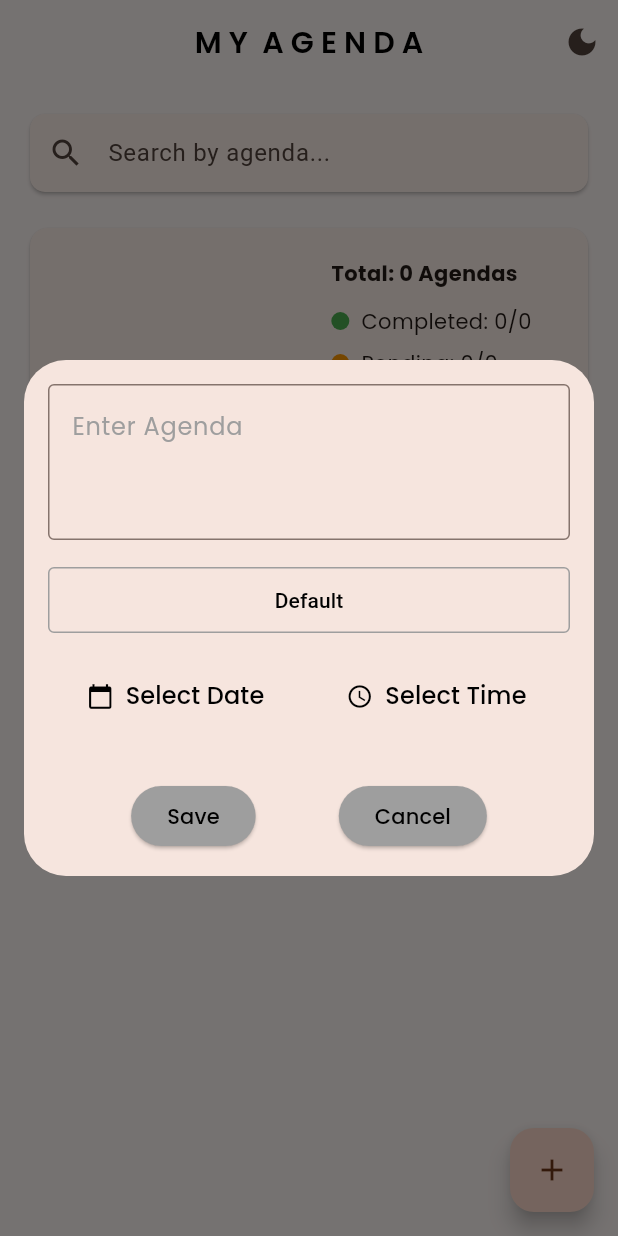
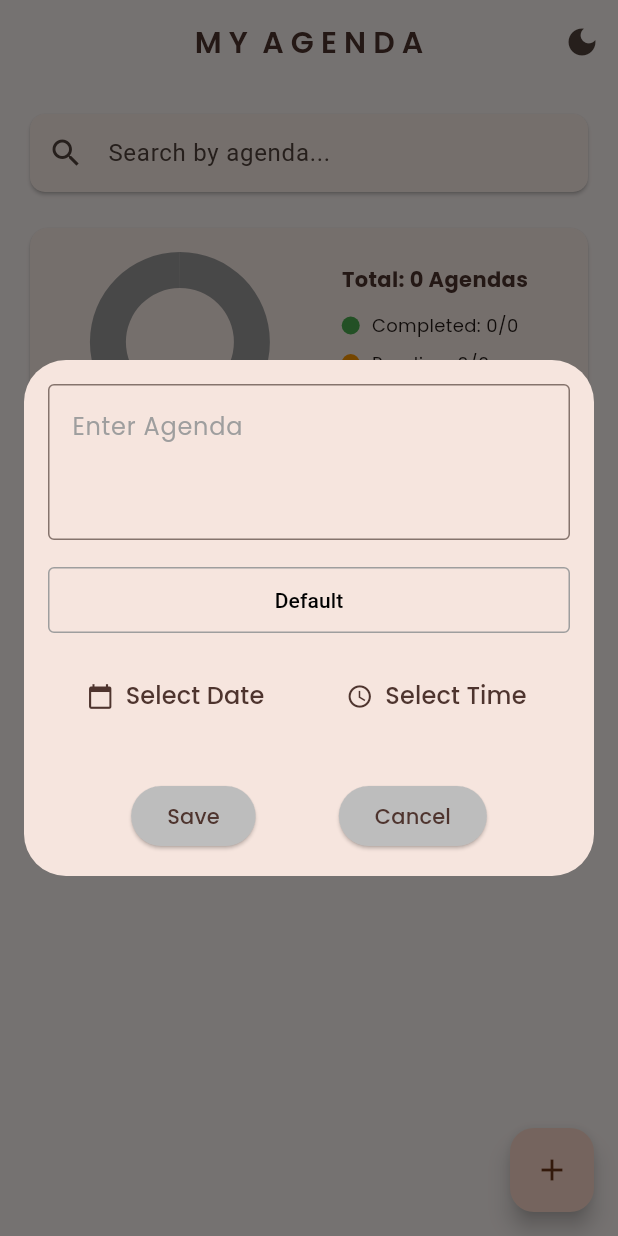
Before and after one commit to olaeben/myagenda_app, a Flutter app: the HomePage screen opened directly with empty values, after a tap on the "add" icon, on a phone screen of 412 x 824 dp. Run offline on Flutter 3.47's test engine with Material 3 defaults, Android fonts, the phone set to English and light mode, and no system bars; our stand-ins replace firebase_core, firebase_crashlytics, flutter_local_notifications, hive, hive_flutter, shared_preferences and 2 more; missing offline and left inert: rive_animated_icon; accounts and stored records are empty.

Commit message:
App Updates

```diff
--- a/lib/pages/homepage.dart
+++ b/lib/pages/homepage.dart
@@ -300,7 +300,13 @@ class _HomePageState extends State<HomePage> {
             : null,
         title: _isMultiSelectMode
             ? CustomText('$selectedCount selected')
-            : CustomText('M Y  A G E N D A', fontSize: 20),
+            : CustomText(
+                'M Y  A G E N D A',
+                fontSize: 20,
+                color: Theme.of(context).brightness == Brightness.light
+                    ? Colors.brown.shade800
+                    : Colors.brown.shade100,
+              ),
         actions: [
           if (_isMultiSelectMode)
             TextButton(
--- a/lib/util/dialogue_box.dart
+++ b/lib/util/dialogue_box.dart
@@ -50,7 +50,11 @@ class _DialogueBoxState extends State<DialogueBox> {
           showDialog(
             context: context,
             builder: (context) => AlertDialog(
-              title: const CustomText('Select Category'),
+              title: CustomText(
+                'Select Category',
+                color:
+                    isLightMode ? Colors.brown.shade800 : Colors.brown.shade100,
+              ),
               content: CategorySelector(
                 categories: widget.categories,
                 initialCategory: _selectedCategory,
@@ -155,8 +159,9 @@ class _DialogueBoxState extends State<DialogueBox> {
                               onPressed: () => _selectDate(context),
                               icon: Icon(
                                 Icons.calendar_today,
-                                color:
-                                    isLightMode ? Colors.black : Colors.white,
+                                color: isLightMode
+                                    ? Colors.brown.shade800
+                                    : Colors.brown.shade100,
                               ),
                               label: Text(
                                 selectedDate == null
@@ -165,8 +170,8 @@ class _DialogueBoxState extends State<DialogueBox> {
                                 textAlign: TextAlign.center,
                                 style: TextStyle(
                                     color: isLightMode
-                                        ? Colors.black
-                                        : Colors.white,
+                                        ? Colors.brown.shade800
+                                        : Colors.brown.shade100,
                                     fontFamily: 'Poppins',
                                     fontSize: 16),
                               ),
@@ -177,8 +182,9 @@ class _DialogueBoxState extends State<DialogueBox> {
                               onPressed: () => _selectTime(context),
                               icon: Icon(
                                 Icons.access_time,
-                                color:
-                                    isLightMode ? Colors.black : Colors.white,
+                                color: isLightMode
+                                    ? Colors.brown.shade800
+                                    : Colors.brown.shade100,
                               ),
                               label: Text(
                                 selectedTime == null
@@ -186,8 +192,9 @@ class _DialogueBoxState extends State<DialogueBox> {
                                     : selectedTime!.format(context),
                                 textAlign: TextAlign.center,
                                 style: TextStyle(
-                                  color:
-                                      isLightMode ? Colors.black : Colors.white,
+                                  color: isLightMode
+                                      ? Colors.brown.shade800
+                                      : Colors.brown.shade100,
                                   fontFamily: 'Poppins',
                                   fontSize: 16,
                                 ),
@@ -208,7 +215,9 @@ class _DialogueBoxState extends State<DialogueBox> {
                 children: [
                   MyButton(
                     text: 'Save',
-                    textColor: isLightMode ? Colors.black : Colors.white,
+                    textColor: isLightMode
+                        ? Colors.brown.shade800
+                        : Colors.brown.shade700,
                     onPressed: () {
                       if (widget.controller.text.trim().isNotEmpty &&
                           selectedDate != null &&
@@ -262,7 +271,9 @@ class _DialogueBoxState extends State<DialogueBox> {
                   ),
                   MyButton(
                     text: 'Cancel',
-                    textColor: isLightMode ? Colors.black : Colors.white,
+                    textColor: isLightMode
+                        ? Colors.brown.shade800
+                        : Colors.brown.shade700,
                     onPressed: () => Navigator.of(context).pop(),
                   ),
                 ],
--- a/lib/util/mybutton.dart
+++ b/lib/util/mybutton.dart
@@ -16,7 +16,7 @@ class MyButton extends StatelessWidget {
   Widget build(BuildContext context) {
     return ElevatedButton(
       style: ElevatedButton.styleFrom(
-        backgroundColor: Colors.grey.shade500,
+        backgroundColor: Colors.grey.shade400,
       ),
       onPressed: onPressed,
       child: Text(
--- a/lib/widgets/category_dialog.dart
+++ b/lib/widgets/category_dialog.dart
@@ -23,8 +23,12 @@ class _CategoryDialogState extends State<CategoryDialog> {
 
   @override
   Widget build(BuildContext context) {
+    final isLightMode = Theme.of(context).brightness == Brightness.light;
     return AlertDialog(
-      title: const CustomText('Select Category'),
+      title: CustomText(
+        'Select Category',
+        color: isLightMode ? Colors.brown.shade800 : Colors.brown.shade100,
+      ),
       content: SingleChildScrollView(
         child: Column(
           mainAxisSize: MainAxisSize.min,
--- a/lib/widgets/circular_status_indicator.dart
+++ b/lib/widgets/circular_status_indicator.dart
@@ -5,9 +5,14 @@ class CircularStatusIndicator extends StatefulWidget {
   final Map<String, double> values;
   final double size;
   final double strokeWidth;
+  final Color? emptyColor;
 
   const CircularStatusIndicator(
-      {Key? key, required this.values, this.size = 200, this.strokeWidth = 30})
+      {Key? key,
+      required this.values,
+      this.emptyColor,
+      this.size = 200,
+      this.strokeWidth = 30})
       : super(key: key);
 
   @override
@@ -21,6 +26,7 @@ class _CircularStatusIndicatorState extends State<CircularStatusIndicator> {
 
   @override
   Widget build(BuildContext context) {
+    final isLightMode = Theme.of(context).brightness == Brightness.light;
     final chartData = widget.values.entries
         .map((entry) => ChartData(
             entry.key,
@@ -39,10 +45,14 @@ class _CircularStatusIndicatorState extends State<CircularStatusIndicator> {
               child: selectedData != null
                   ? Text(
                       '${selectedData!.value.toStringAsFixed(1)}%',
-                      style: const TextStyle(
-                          fontSize: 16,
-                          fontWeight: FontWeight.bold,
-                          fontFamily: 'Poppins'),
+                      style: TextStyle(
+                        fontSize: 16,
+                        fontWeight: FontWeight.bold,
+                        fontFamily: 'Poppins',
+                        color: isLightMode
+                            ? Colors.brown.shade800
+                            : Colors.brown.shade100,
+                      ),
                     )
                   : const SizedBox.shrink(),
             ),
@@ -54,7 +64,7 @@ class _CircularStatusIndicatorState extends State<CircularStatusIndicator> {
             xValueMapper: (ChartData data, _) => data.status,
             yValueMapper: (ChartData data, _) => data.value,
             pointColorMapper: (ChartData data, _) => data.color,
-            innerRadius: '55%',
+            innerRadius: '60%',
             explode: true,
             explodeIndex: explodeIndex,
             explodeOffset: '10%',
@@ -62,8 +72,13 @@ class _CircularStatusIndicatorState extends State<CircularStatusIndicator> {
             radius: '100%',
             onPointTap: (ChartPointDetails details) {
               setState(() {
-                selectedData = chartData[details.pointIndex!];
-                explodeIndex = details.pointIndex;
+                if (explodeIndex == details.pointIndex) {
+                  selectedData = null;
+                  explodeIndex = null;
+                } else {
+                  selectedData = chartData[details.pointIndex!];
+                  explodeIndex = details.pointIndex;
+                }
               });
             },
           )
--- a/lib/widgets/custom_text.dart
+++ b/lib/widgets/custom_text.dart
@@ -15,6 +15,22 @@ class CustomText extends StatelessWidget {
     this.color,
     this.textAlign,
   });
+
+  CustomText copyWith({
+    String? text,
+    double? fontSize,
+    FontWeight? fontWeight,
+    Color? color,
+    TextAlign? textAlign,
+  }) {
+    return CustomText(
+      text ?? this.text,
+      fontSize: fontSize ?? this.fontSize,
+      fontWeight: fontWeight ?? this.fontWeight,
+      color: color ?? this.color,
+      textAlign: textAlign ?? this.textAlign,
+    );
+  }
 
   @override
   Widget build(BuildContext context) {
--- a/lib/widgets/filter_bar.dart
+++ b/lib/widgets/filter_bar.dart
@@ -28,6 +28,7 @@ class FilterBar extends StatelessWidget {
 
   @override
   Widget build(BuildContext context) {
+    final isLightMode = Theme.of(context).brightness == Brightness.light;
     return Column(
       children: [
         Row(
@@ -48,7 +49,12 @@ class FilterBar extends StatelessWidget {
         Row(
           mainAxisAlignment: MainAxisAlignment.spaceEvenly,
           children: [
-            const Icon(Icons.filter_list, size: 20),
+            Icon(
+              Icons.filter_list,
+              size: 20,
+              color:
+                  isLightMode ? Colors.brown.shade800 : Colors.brown.shade100,
+            ),
             const SizedBox(width: 60),
             _buildFilterButton(
               context,
--- a/lib/widgets/filter_dialog.dart
+++ b/lib/widgets/filter_dialog.dart
@@ -33,8 +33,12 @@ class _FilterDialogState extends State<FilterDialog> {
 
   @override
   Widget build(BuildContext context) {
+    final isLightMode = Theme.of(context).brightness == Brightness.light;
     return AlertDialog(
-      title: const CustomText('Select Category'),
+      title: CustomText(
+        'Select Category',
+        color: isLightMode ? Colors.brown.shade800 : Colors.brown.shade100,
+      ),
       content: SingleChildScrollView(
         child: Column(
           mainAxisSize: MainAxisSize.min,
--- a/lib/widgets/stats_card.dart
+++ b/lib/widgets/stats_card.dart
@@ -15,8 +15,36 @@ class StatsCard extends StatelessWidget {
     required this.expiredPercentage,
   }) : super(key: key);
 
+  Widget _buildStatRow(String label, String value, Color color) {
+    return Padding(
+      padding: const EdgeInsets.symmetric(vertical: 4),
+      child: Row(
+        children: [
+          Container(
+            width: 12,
+            height: 12,
+            decoration: BoxDecoration(
+              color: color,
+              shape: BoxShape.circle,
+            ),
+          ),
+          const SizedBox(width: 8),
+          Text(
+            '$label: $value',
+            style: const TextStyle(
+              fontFamily: 'Poppins',
+              fontSize: 12,
+            ),
+          ),
+        ],
+      ),
+    );
+  }
+
   @override
   Widget build(BuildContext context) {
+    final isLightMode = Theme.of(context).brightness == Brightness.light;
+
     return Card(
       child: Padding(
         padding: const EdgeInsets.all(16.0),
@@ -29,18 +57,20 @@ class StatsCard extends StatelessWidget {
               child: Stack(
                 children: [
                   CircularStatusIndicator(
-                    values: {
-                      'Completed': completedPercentage,
-                      'Pending': pendingPercentage,
-                      'Expired': expiredPercentage,
-                    },
+                    values: totalAgendas == 0
+                        ? {'Empty': 100}
+                        : {
+                            'Completed': completedPercentage,
+                            'Pending': pendingPercentage,
+                            'Expired': expiredPercentage,
+                          },
                     size: 120,
                     strokeWidth: 15,
+                    emptyColor: Colors.grey.shade300,
                   ),
                 ],
               ),
             ),
-            // Stats Breakdown
             Column(
               crossAxisAlignment: CrossAxisAlignment.start,
               children: [
@@ -49,9 +79,12 @@ class StatsCard extends StatelessWidget {
                   style: TextStyle(
                     fontFamily: 'Poppins',
                     fontWeight: FontWeight.bold,
+                    color: isLightMode
+                        ? Colors.brown.shade800
+                        : Colors.brown.shade100,
                   ),
                 ),
-                SizedBox(height: 8),
+                const SizedBox(height: 8),
                 _buildStatRow(
                   'Completed',
                   '${(completedPercentage * totalAgendas / 100).round()}/$totalAgendas',
@@ -74,27 +107,4 @@ class StatsCard extends StatelessWidget {
       ),
     );
   }
-
-  Widget _buildStatRow(String label, String value, Color color) {
-    return Padding(
-      padding: const EdgeInsets.symmetric(vertical: 4.0),
-      child: Row(
-        children: [
-          Container(
-            width: 12,
-            height: 12,
-            decoration: BoxDecoration(
-              color: color,
-              shape: BoxShape.circle,
-            ),
-          ),
-          SizedBox(width: 8),
-          Text(
-            '$label: $value',
-            style: TextStyle(fontFamily: 'Poppins'),
-          ),
-        ],
-      ),
-    );
-  }
 }
--- a/lib/widgets/status_filter_dialog.dart
+++ b/lib/widgets/status_filter_dialog.dart
@@ -28,8 +28,12 @@ class _StatusFilterDialogState extends State<StatusFilterDialog> {
 
   @override
   Widget build(BuildContext context) {
+    final isLightMode = Theme.of(context).brightness == Brightness.light;
     return AlertDialog(
-      title: const CustomText('Select Status'),
+      title: CustomText(
+        'Select Status',
+        color: isLightMode ? Colors.brown.shade800 : Colors.brown.shade100,
+      ),
       content: SingleChildScrollView(
         child: Column(
           mainAxisSize: MainAxisSize.min,
--- a/pubspec.yaml
+++ b/pubspec.yaml
@@ -39,7 +39,7 @@ dependencies:
   hive_flutter: ^1.1.0
   path_provider: ^2.1.5
   provider: ^6.1.2
-  shared_preferences: ^2.3.5
+  shared_preferences: ^2.5.1
   rive: ^0.13.20
   rive_animated_icon: ^2.0.3
   intl: ^0.20.1
@@ -50,6 +50,9 @@ dependencies:
   flutter_timezone: ^4.0.0
   android_alarm_manager_plus: ^4.0.6
   syncfusion_flutter_charts: ^28.2.4+1
+  firebase_core: ^3.11.0
+  firebase_crashlytics: ^4.3.2
+  firebase_analytics: ^11.4.2
 dev_dependencies:
   flutter_test:
     sdk: flutter
```
Also changed, not shown: lib/main.dart (+16 -0 lines), lib/widgets/category_selector.dart (+39 -8 lines), firebase.json (added), lib/firebase_options.dart (added), pubspec.lock, 118 other files.
